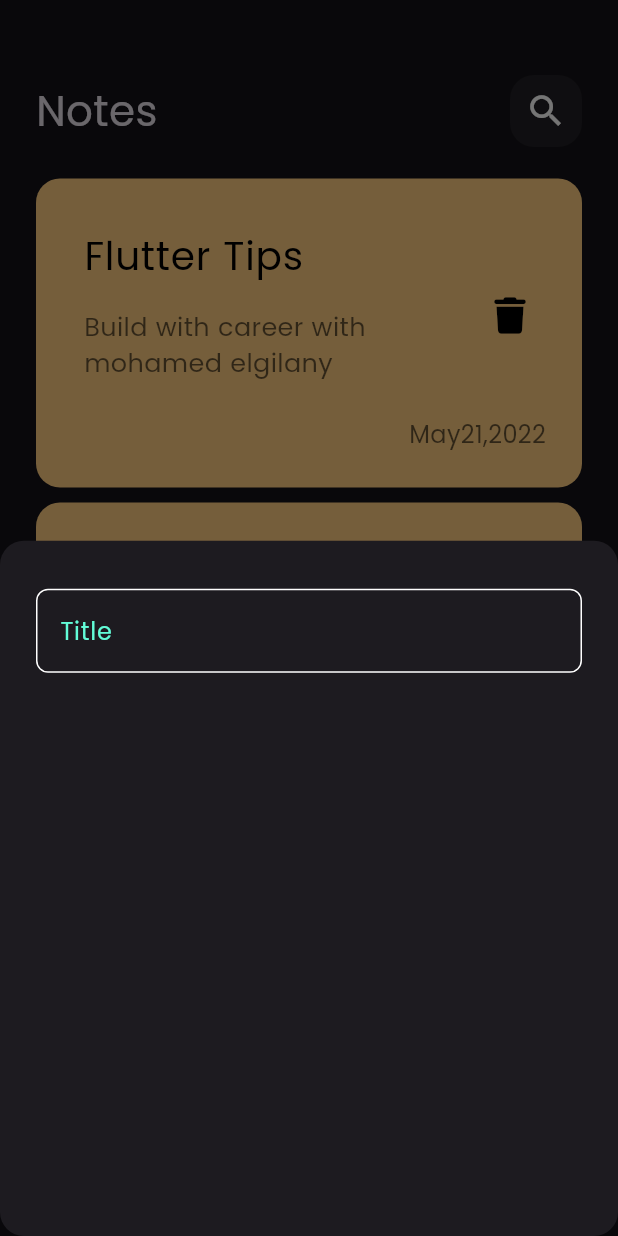
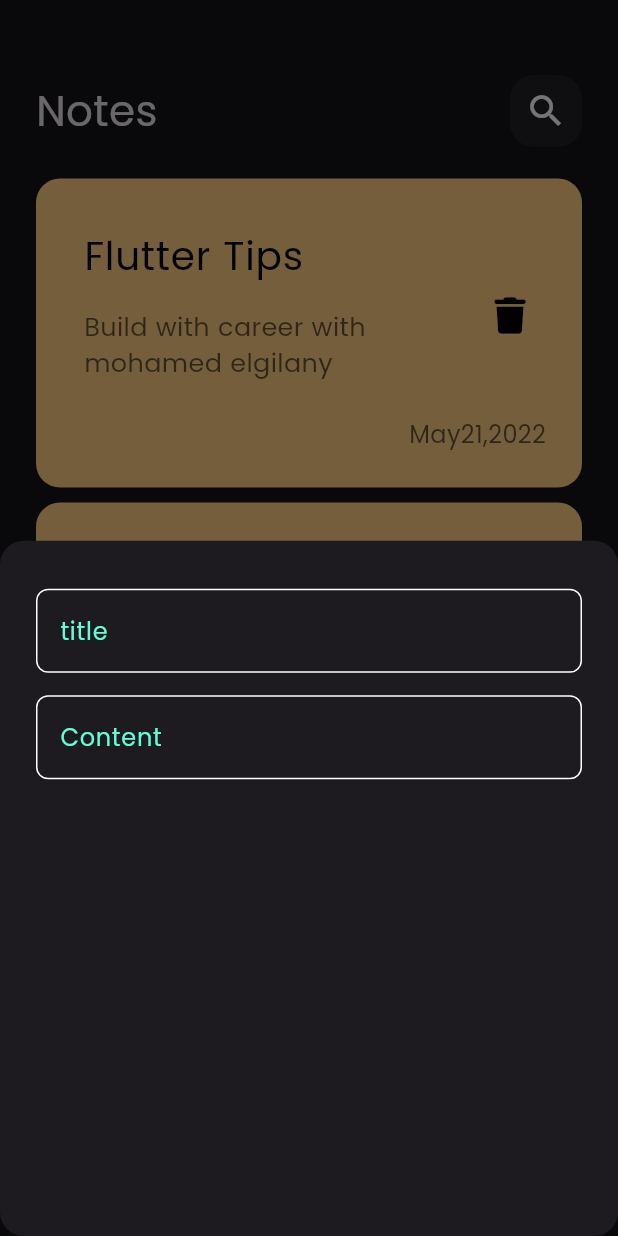
Before and after one commit to mohamedelgilany3/note_app, a Flutter app: the screen it shows after launch, after a tap on the "add" icon, on a phone screen of 412 x 824 dp. Run offline on Flutter 3.47's test engine with Material 3 defaults, Android fonts, the phone set to English and light mode, and no system bars; our stand-ins replace font_awesome_flutter.

Commit message:
add fields to bottom sheet

```diff
--- a/lib/widgets/add_note_bottom_sheet.dart
+++ b/lib/widgets/add_note_bottom_sheet.dart
@@ -13,7 +13,16 @@
           SizedBox(
             height: 32,
           ),
-          CustomTextField(),
+          CustomTextField(
+            hint: 'title',
+          ),
+          SizedBox(
+            height: 15,
+          ),
+          CustomTextField(
+            hint: 'Content',
+            maxLine: 5,
+          ),
         ],
       ),
     );
--- a/lib/widgets/custom_text_field.dart
+++ b/lib/widgets/custom_text_field.dart
@@ -2,14 +2,16 @@
 import 'package:my_first_note_app/constant.dart';
 
 class CustomTextField extends StatelessWidget {
-  const CustomTextField({super.key});
+  const CustomTextField({super.key, required this.hint, this.maxLine = 1});
 
+  final String hint;
+  final int maxLine;
   @override
   Widget build(BuildContext context) {
     return TextField(
       cursorColor: kPrimaryColor,
       decoration: InputDecoration(
-        hintText: 'Title',
+        hintText: hint,
         hintStyle: TextStyle(color: kPrimaryColor),
         border: buildBorder(),
         enabledBorder: buildBorder(),
```
